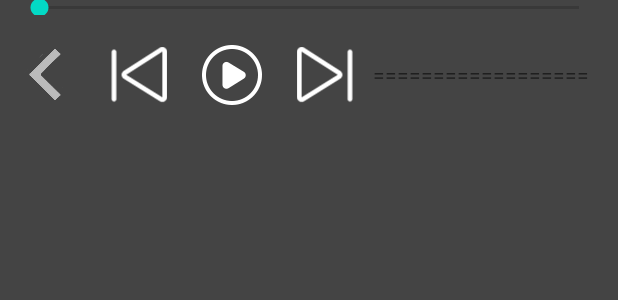
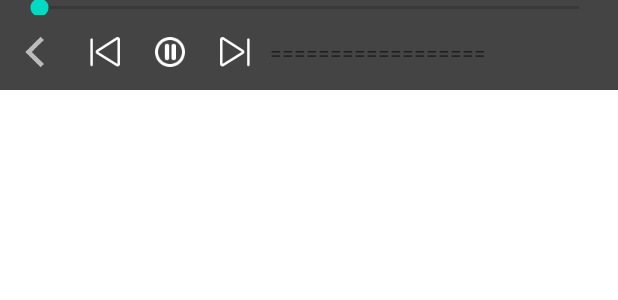
Before and after one commit to wangwangla/VideoDemo, an Android app: the layout video_bottom.xml on its own in the app's theme, with its tools: preview values and no code run, on a phone screen of 412 x 824 dp. Shown: the top 300 px of the screen. Run offline under Robolectric (Android 15) with nearby library versions, the phone set to English and light mode, and no system bars.

Commit message:
完善页面

```diff
--- a/app/src/main/java/com/kangwang/video/ui/activity/AudioPlayActivity.java
+++ b/app/src/main/java/com/kangwang/video/ui/activity/AudioPlayActivity.java
@@ -82,7 +82,6 @@ public class AudioPlayActivity extends BaseActivity implements View.OnClickListe
                 int during = auidoService.getDuring();
                 String xx = currentTime+"/"+during;
                 showTime.setText(xx);
-
             }
         };
         registerReceiver(broadcastReceiver,filter);
--- a/app/src/main/java/com/kangwang/video/ui/fragment/BaseFragment.java
+++ b/app/src/main/java/com/kangwang/video/ui/fragment/BaseFragment.java
@@ -18,8 +18,8 @@ public abstract class BaseFragment extends Fragment implements UIInterface {
     public View onCreateView(@NonNull LayoutInflater inflater, @Nullable ViewGroup container, @Nullable Bundle savedInstanceState) {
         view = inflater.inflate(getLayout(),null);
         initView();
+        initData();
         initListener();
-        initData();
         return view;
     }
 
--- a/app/src/main/res/layout/video_bottom.xml
+++ b/app/src/main/res/layout/video_bottom.xml
@@ -2,7 +2,7 @@
 <LinearLayout
     android:orientation="vertical"
     xmlns:android="http://schemas.android.com/apk/res/android" android:layout_width="match_parent"
-    android:layout_height="match_parent"
+    android:layout_height="60dp"
     android:background="@color/bgBhui">
     <SeekBar
             android:id="@+id/pro_bar"
@@ -14,15 +14,15 @@
         android:gravity="center_vertical"
         android:orientation="horizontal"
         android:layout_width="match_parent"
-        android:layout_height="80dp">
+        android:layout_height="50dp">
         <ImageView
             android:padding="10dp"
             android:src="@drawable/goback_2"
             android:id="@+id/btn_back"
             android:layout_margin="3dp"
             android:text="BACK"
-            android:layout_width="wrap_content"
-            android:layout_height="wrap_content">
+            android:layout_width="40dp"
+            android:layout_height="40dp">
 
         </ImageView>
         <ImageView
@@ -31,18 +31,18 @@
             android:id="@+id/btn_pre"
             android:layout_margin="3dp"
             android:text="pre"
-            android:layout_width="wrap_content"
-            android:layout_height="wrap_content">
+            android:layout_width="40dp"
+            android:layout_height="40dp">
 
         </ImageView>
         <ImageView
             android:padding="10dp"
-            android:src="@drawable/ic_play_btn_play"
+            android:src="@drawable/ic_play_btn_pause"
             android:layout_margin="0dp"
             android:id="@+id/play_pause"
             android:text="start"
-            android:layout_width="wrap_content"
-            android:layout_height="wrap_content">
+            android:layout_width="40dp"
+            android:layout_height="40dp">
 
         </ImageView>
 
@@ -52,8 +52,8 @@
             android:id="@+id/btn_next"
             android:layout_margin="3dp"
             android:text="next"
-            android:layout_width="wrap_content"
-            android:layout_height="wrap_content">
+            android:layout_width="40dp"
+            android:layout_height="40dp">
 
         </ImageView>
 
--- a/app/src/main/res/layout/video_play.xml
+++ b/app/src/main/res/layout/video_play.xml
@@ -11,10 +11,13 @@
         android:layout_height="match_parent">
 
     </VideoView>
+
     <include layout="@layout/video_top"
         android:layout_alignParentTop="true"
         android:layout_width="match_parent"
-        android:layout_height="wrap_content"></include>
+        android:layout_height="wrap_content">
+
+    </include>
     <include layout="@layout/video_bottom"
         android:layout_width="match_parent"
         android:layout_height="wrap_content"
```
Also changed, not shown: app/src/main/java/com/kangwang/video/ui/activity/MainActivity.java (+6 -9 lines), app/src/main/java/com/kangwang/video/ui/activity/VideoPlayActivity.java (+10 -21 lines), app/src/main/java/com/kangwang/video/ui/fragment/VideoFragment.java (+7 -12 lines), app/src/main/java/com/kangwang/video/utils/MarqueeTextView.java (+11 -62 lines), app/src/main/res/layout/activity_main.xml (+10 -8 lines), app/src/main/res/layout/audio_play.xml (+5 -2 lines), app/src/main/res/layout/video_top.xml (+20 -11 lines), app/src/main/res/drawable-hdpi/ic_play_btn_pause.png.
